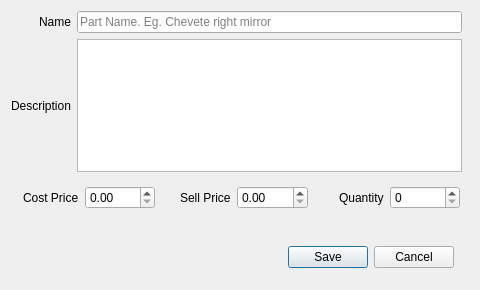
bedi1982/Oficina, file Stock_Add_Part.ui: the form before one commit.
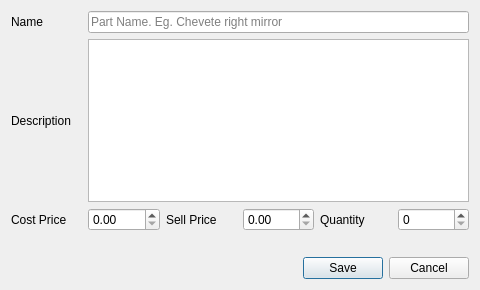
The form after the commit. Icons and pictures are not drawn.

Commit message: All forms now have a layout and resize correctly.

The edit to the form file:
```diff
--- a/Stock_Add_Part.ui
+++ b/Stock_Add_Part.ui
@@ -10,24 +10,6 @@
     <height>290</height>
    </rect>
   </property>
-  <property name="minimumSize">
-   <size>
-    <width>480</width>
-    <height>290</height>
-   </size>
-  </property>
-  <property name="maximumSize">
-   <size>
-    <width>480</width>
-    <height>290</height>
-   </size>
-  </property>
-  <property name="sizeIncrement">
-   <size>
-    <width>591</width>
-    <height>310</height>
-   </size>
-  </property>
   <property name="windowTitle">
    <string>Registering Part</string>
   </property>
@@ -35,69 +17,15 @@
    <iconset resource="images/images.qrc">
     <normaloff>:/emoticons/service.png</normaloff>:/emoticons/service.png</iconset>
   </property>
-  <widget class="QLabel" name="lbl_Emoticon">
-   <property name="geometry">
-    <rect>
-     <x>10</x>
-     <y>230</y>
-     <width>71</width>
-     <height>51</height>
-    </rect>
-   </property>
-   <property name="text">
-    <string/>
-   </property>
-  </widget>
-  <widget class="QLabel" name="lbl_Feedback">
-   <property name="geometry">
-    <rect>
-     <x>80</x>
-     <y>220</y>
-     <width>371</width>
-     <height>20</height>
-    </rect>
-   </property>
-   <property name="text">
-    <string/>
-   </property>
-   <property name="alignment">
-    <set>Qt::AlignRight|Qt::AlignTrailing|Qt::AlignVCenter</set>
-   </property>
-  </widget>
-  <widget class="QDialogButtonBox" name="buttonBox">
-   <property name="geometry">
-    <rect>
-     <x>263</x>
-     <y>240</y>
-     <width>191</width>
-     <height>34</height>
-    </rect>
-   </property>
-   <property name="focusPolicy">
-    <enum>Qt::StrongFocus</enum>
-   </property>
-   <property name="standardButtons">
-    <set>QDialogButtonBox::Cancel|QDialogButtonBox::Save</set>
-   </property>
-  </widget>
-  <widget class="QWidget" name="layoutWidget">
-   <property name="geometry">
-    <rect>
-     <x>11</x>
-     <y>11</y>
-     <width>451</width>
-     <height>161</height>
-    </rect>
-   </property>
    <layout class="QGridLayout" name="gridLayout">
-    <item row="0" column="0" alignment="Qt::AlignRight">
+   <item row="0" column="0">
      <widget class="QLabel" name="lbl_Part_Name">
       <property name="text">
        <string>Name</string>
       </property>
      </widget>
     </item>
-    <item row="0" column="1">
+   <item row="0" column="1" colspan="5">
      <widget class="QLineEdit" name="line_Name">
       <property name="text">
        <string/>
@@ -110,14 +38,14 @@
       </property>
      </widget>
     </item>
-    <item row="1" column="0" alignment="Qt::AlignRight">
+   <item row="1" column="0">
      <widget class="QLabel" name="lbl_Description">
       <property name="text">
        <string>Description</string>
       </property>
      </widget>
     </item>
-    <item row="1" column="1">
+   <item row="1" column="1" colspan="5">
      <widget class="QPlainTextEdit" name="txt_Part_Description">
       <property name="tabChangesFocus">
        <bool>true</bool>
@@ -130,26 +58,14 @@
       </property>
      </widget>
     </item>
-   </layout>
-  </widget>
-  <widget class="QWidget" name="layoutWidget">
-   <property name="geometry">
-    <rect>
-     <x>9</x>
-     <y>181</y>
-     <width>451</width>
-     <height>34</height>
-    </rect>
-   </property>
-   <layout class="QHBoxLayout" name="horizontalLayout">
-    <item alignment="Qt::AlignRight">
+   <item row="2" column="0">
      <widget class="QLabel" name="lbl_Cost">
       <property name="text">
        <string>Cost Price</string>
       </property>
      </widget>
     </item>
-    <item>
+   <item row="2" column="1">
      <widget class="QDoubleSpinBox" name="double_Spin_Cost">
       <property name="maximum">
        <double>999.990000000000009</double>
@@ -159,14 +75,14 @@
       </property>
      </widget>
     </item>
-    <item alignment="Qt::AlignRight">
+   <item row="2" column="2">
      <widget class="QLabel" name="lbl_Sel_Price">
       <property name="text">
        <string>Sell Price</string>
       </property>
      </widget>
     </item>
-    <item>
+   <item row="2" column="3">
      <widget class="QDoubleSpinBox" name="double_Spin_Sell_Price">
       <property name="maximum">
        <double>999.990000000000009</double>
@@ -176,22 +92,48 @@
       </property>
      </widget>
     </item>
-    <item alignment="Qt::AlignRight">
+   <item row="2" column="4">
      <widget class="QLabel" name="lbl_Quantity">
       <property name="text">
        <string>Quantity</string>
       </property>
      </widget>
     </item>
-    <item>
+   <item row="2" column="5">
      <widget class="QSpinBox" name="spin_Quantity">
       <property name="maximum">
        <number>99999</number>
       </property>
      </widget>
     </item>
-   </layout>
-  </widget>
+   <item row="3" column="0" rowspan="2">
+    <widget class="QLabel" name="lbl_Emoticon">
+     <property name="text">
+      <string/>
+     </property>
+    </widget>
+   </item>
+   <item row="3" column="1" colspan="5">
+    <widget class="QLabel" name="lbl_Feedback">
+     <property name="text">
+      <string/>
+     </property>
+     <property name="alignment">
+      <set>Qt::AlignRight|Qt::AlignTrailing|Qt::AlignVCenter</set>
+     </property>
+    </widget>
+   </item>
+   <item row="4" column="3" colspan="3">
+    <widget class="QDialogButtonBox" name="buttonBox">
+     <property name="focusPolicy">
+      <enum>Qt::StrongFocus</enum>
+     </property>
+     <property name="standardButtons">
+      <set>QDialogButtonBox::Cancel|QDialogButtonBox::Save</set>
+     </property>
+    </widget>
+   </item>
+  </layout>
  </widget>
  <tabstops>
   <tabstop>line_Name</tabstop>
```
Lines whose indentation alone changed are shown as unchanged. The commit also changes 18 other files.
